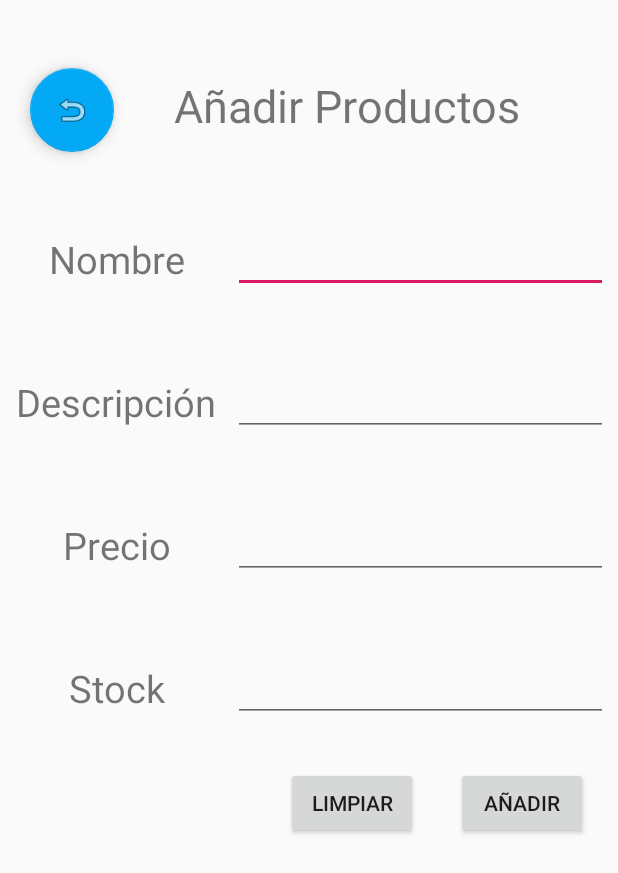
After one commit to Anyone99/Proyecto_Cafeteria, an Android app: the layout producto_add.xml on its own in the app's theme, with its tools: preview values and no code run, on a phone screen of 412 x 824 dp. The commit adds this screen. Shown: the top 873 px of the screen. Run offline under Robolectric (Android 15) with nearby library versions, the phone set to English and light mode, and no system bars.

Commit message:
add Producto

```diff
--- a/app/src/main/java/com/example/proyecto_cafeteria/Entry/Producto.java
+++ b/app/src/main/java/com/example/proyecto_cafeteria/Entry/Producto.java
@@ -5,6 +5,7 @@ public class Producto  {
     public static final String TABLE_NAME = "Producto";
     public static final String ID_PRODUCTO = "idProducto";
     public static final String NOMBRE_PRODUCTO = "nombreProducto";
+    public static final String DESCRIPCION_PRODUCTO = "Descripcion";
     public static final String PRECIO_PRODUCTO = "precio";
     public static final String STOCK_PRODUCTO = "stock";
 }
--- a/app/src/main/java/com/example/proyecto_cafeteria/Utilidades/SQLiteDBHelper.java
+++ b/app/src/main/java/com/example/proyecto_cafeteria/Utilidades/SQLiteDBHelper.java
@@ -32,6 +32,7 @@ public class SQLiteDBHelper extends SQLiteOpenHelper {
     private static final String CREATE_PRODUCTO = "CREATE TABLE IF NOT EXISTS " + Producto.TABLE_NAME + " ("
             + Producto.ID_PRODUCTO + " Integer PRIMARY KEY AUTOINCREMENT,"
             + Producto.NOMBRE_PRODUCTO + " TEXT NOT NULL, "
+            + Producto.DESCRIPCION_PRODUCTO + " TEXT NOT NULL, "
             + Producto.PRECIO_PRODUCTO + " FLOAT NOT NULL, "
             + Producto.STOCK_PRODUCTO + " INTEGER NOT NULL)";
 
--- a/app/src/main/java/com/example/proyecto_cafeteria/fragment/Admin/Producto/ProductoFragment.java
+++ b/app/src/main/java/com/example/proyecto_cafeteria/fragment/Admin/Producto/ProductoFragment.java
@@ -63,7 +63,13 @@ public class ProductoFragment extends Fragment {
         button_modify = getActivity().findViewById(R.id.button_producto_modify);
         edit_buscar = getActivity().findViewById(R.id.edit_producto_nombre);
 
+        button_add.setOnClickListener(new View.OnClickListener() {
+            @Override
+            public void onClick(View v) {
 
+
+            }
+        });
 
     }
 
--- /dev/null
+++ b/app/src/main/res/layout/producto_add.xml
@@ -0,0 +1,164 @@
+<?xml version="1.0" encoding="utf-8"?>
+<LinearLayout xmlns:android="http://schemas.android.com/apk/res/android"
+    xmlns:app="http://schemas.android.com/apk/res-auto"
+    xmlns:tools="http://schemas.android.com/tools"
+    android:orientation="vertical" android:layout_width="match_parent"
+    android:layout_height="match_parent">
+
+    <androidx.constraintlayout.widget.ConstraintLayout
+        android:layout_width="match_parent"
+        android:layout_height="match_parent">
+
+        <TextView
+            android:id="@+id/text_add_producto_descipcion"
+            android:layout_width="135dp"
+            android:layout_height="45dp"
+            android:layout_marginStart="10dp"
+            android:layout_marginLeft="10dp"
+            android:layout_marginTop="50dp"
+            android:gravity="center"
+            android:text="@string/text_descripcion"
+            android:textSize="25sp"
+            app:layout_constraintStart_toStartOf="parent"
+            app:layout_constraintTop_toBottomOf="@+id/text_add_producto_nombre" />
+
+        <TextView
+            android:id="@+id/text_add_producto_precio"
+            android:layout_width="135dp"
+            android:layout_height="45dp"
+            android:layout_marginStart="10dp"
+            android:layout_marginLeft="10dp"
+            android:layout_marginTop="50dp"
+            android:gravity="center"
+            android:text="@string/text_precio"
+            android:textSize="25sp"
+            app:layout_constraintStart_toStartOf="parent"
+            app:layout_constraintTop_toBottomOf="@+id/text_add_producto_descipcion" />
+
+        <TextView
+            android:id="@+id/text_add_producto_stock"
+            android:layout_width="135dp"
+            android:layout_height="45dp"
+            android:layout_marginStart="10dp"
+            android:layout_marginLeft="10dp"
+            android:layout_marginTop="50dp"
+            android:gravity="center"
+            android:text="@string/text_stock"
+            android:textSize="25sp"
+            app:layout_constraintStart_toStartOf="parent"
+            app:layout_constraintTop_toBottomOf="@+id/text_add_producto_precio" />
+
+        <TextView
+            android:id="@+id/text_add_producto_nombre"
+            android:layout_width="135dp"
+            android:layout_height="45dp"
+            android:layout_marginStart="10dp"
+            android:layout_marginLeft="10dp"
+            android:layout_marginTop="150dp"
+            android:gravity="center"
+            android:text="@string/text_nombre"
+            android:textSize="25sp"
+            app:layout_constraintStart_toStartOf="parent"
+            app:layout_constraintTop_toTopOf="parent" />
+
+        <EditText
+            android:id="@+id/edit_add_producto_nombre"
+            android:layout_width="250dp"
+            android:layout_height="wrap_content"
+            android:layout_marginStart="10dp"
+            android:layout_marginLeft="10dp"
+            android:layout_marginTop="150dp"
+            android:ems="10"
+            android:inputType="textPersonName"
+            app:layout_constraintStart_toEndOf="@+id/text_add_producto_nombre"
+            app:layout_constraintTop_toTopOf="parent" />
+
+        <EditText
+            android:id="@+id/edit_add_producto_descripcion"
+            android:layout_width="250dp"
+            android:layout_height="wrap_content"
+            android:layout_marginStart="10dp"
+            android:layout_marginLeft="10dp"
+            android:layout_marginTop="50dp"
+            android:ems="10"
+            android:gravity="start|top"
+            android:inputType="textMultiLine"
+            app:layout_constraintStart_toEndOf="@+id/text_add_producto_descipcion"
+            app:layout_constraintTop_toBottomOf="@+id/edit_add_producto_nombre" />
+
+        <EditText
+            android:id="@+id/edit_add_producto_precio"
+            android:layout_width="250dp"
+            android:layout_height="wrap_content"
+            android:layout_marginStart="10dp"
+            android:layout_marginLeft="10dp"
+            android:layout_marginTop="50dp"
+            android:ems="10"
+            android:inputType="numberDecimal"
+            app:layout_constraintStart_toEndOf="@+id/text_add_producto_precio"
+            app:layout_constraintTop_toBottomOf="@+id/edit_add_producto_descripcion" />
+
+        <EditText
+            android:id="@+id/edit_add_producto_stock"
+            android:layout_width="250dp"
+            android:layout_height="wrap_content"
+            android:layout_marginStart="10dp"
+            android:layout_marginLeft="10dp"
+            android:layout_marginTop="50dp"
+            android:ems="10"
+            android:inputType="number"
+            app:layout_constraintStart_toEndOf="@+id/text_add_producto_stock"
+            app:layout_constraintTop_toBottomOf="@+id/edit_add_producto_precio" />
+
+        <Button
+            android:id="@+id/button"
+            android:layout_width="wrap_content"
+            android:layout_height="wrap_content"
+            android:layout_marginTop="30dp"
+            android:layout_marginEnd="20dp"
+            android:layout_marginRight="20dp"
+            android:text="@string/button_add"
+            app:layout_constraintEnd_toEndOf="parent"
+            app:layout_constraintTop_toBottomOf="@+id/edit_add_producto_stock" />
+
+        <Button
+            android:id="@+id/button_add_producto_limpiar"
+            android:layout_width="wrap_content"
+            android:layout_height="wrap_content"
+            android:layout_marginTop="30dp"
+            android:layout_marginEnd="25dp"
+            android:layout_marginRight="25dp"
+            android:text="@string/button_limpiar"
+            app:layout_constraintEnd_toStartOf="@+id/button"
+            app:layout_constraintTop_toBottomOf="@+id/edit_add_producto_stock" />
+
+        <com.google.android.material.floatingactionbutton.FloatingActionButton
+            android:id="@+id/button_add_prdocuto_volver"
+            android:layout_width="wrap_content"
+            android:layout_height="wrap_content"
+            android:layout_marginStart="20dp"
+            android:layout_marginLeft="20dp"
+            android:layout_marginTop="45dp"
+            android:clickable="true"
+            app:backgroundTint="#03A9F4"
+            app:layout_constraintStart_toStartOf="parent"
+            app:layout_constraintTop_toTopOf="parent"
+            app:srcCompat="@android:drawable/ic_menu_revert" />
+
+        <TextView
+            android:id="@+id/textView4"
+            android:layout_width="wrap_content"
+            android:layout_height="wrap_content"
+            android:layout_marginStart="100dp"
+            android:layout_marginLeft="100dp"
+            android:layout_marginTop="50dp"
+            android:layout_marginEnd="125dp"
+            android:layout_marginRight="125dp"
+            android:text="@string/title_add_producto"
+            android:textSize="30sp"
+            app:layout_constraintEnd_toEndOf="parent"
+            app:layout_constraintStart_toEndOf="@+id/button_add_prdocuto_volver"
+            app:layout_constraintTop_toTopOf="parent" />
+
+    </androidx.constraintlayout.widget.ConstraintLayout>
+</LinearLayout>
--- a/app/src/main/res/values/strings.xml
+++ b/app/src/main/res/values/strings.xml
@@ -25,5 +25,10 @@
     <string name="button_modificar">Modificar</string>
     <string name="button_eliminar">Eliminar</string>
     <string name="titulo_modificar_usuario">Modificar el Usuario</string>
+    <string name="text_descripcion">Descripción</string>
+    <string name="text_precio">Precio</string>
+    <string name="text_stock">Stock</string>
+    <string name="title_add_producto">Añadir Productos</string>
+    <string name="button_limpiar">Limpiar</string>
 
 </resources>
```
